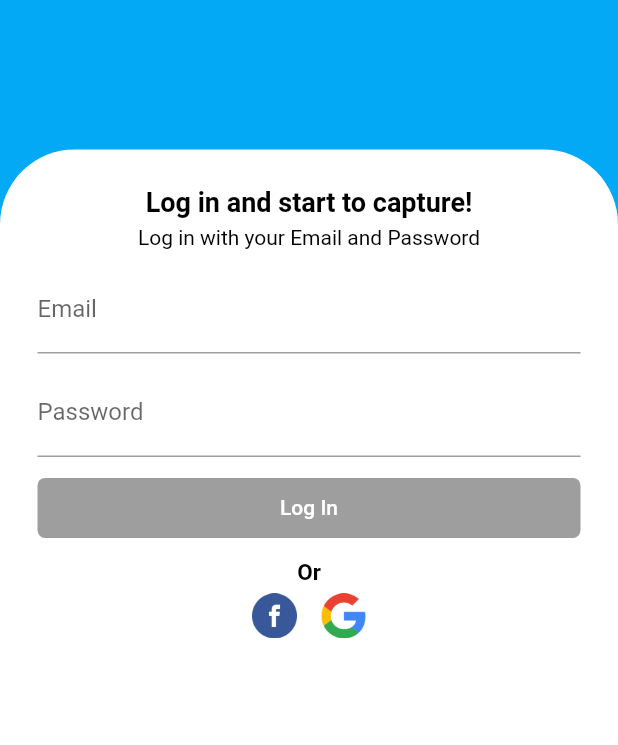
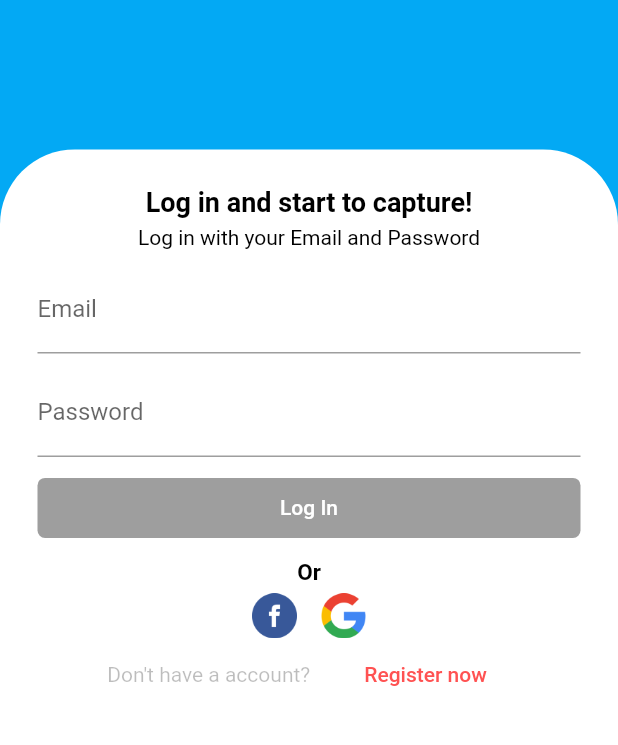
Before and after one commit to EverK777/poke_flutter, a Flutter app: the screen it shows after launch, on a phone screen of 412 x 824 dp, the part 345-1090 px from its top. Run offline on Flutter 3.47's test engine with Material 2 defaults, Android fonts, the phone set to English and light mode, and no system bars; our stand-ins replace chopper, cloud_firestore, curved_navigation_bar, firebase_auth, flutter_swiper, rxdart and 1 more; accounts and stored records are empty; generated files the repository leaves out were written again.

Commit message:
Login ui finished

```diff
--- a/lib/ui/login/login.dart
+++ b/lib/ui/login/login.dart
@@ -54,9 +54,7 @@ class Login extends StatelessWidget {
               ),
             ),
             ConstrainedBox(
-              constraints:BoxConstraints(
-                minHeight: _screenSize.height*0.60
-              ),
+              constraints: BoxConstraints(minHeight: _screenSize.height * 0.60),
               child: Container(
                 width: _screenSize.width,
                 decoration: new BoxDecoration(
@@ -121,7 +119,8 @@ class Login extends StatelessWidget {
                             )
                           ],
                         ),
-                      )
+                      ),
+                      registerUser()
                     ],
                   ),
                 ),
@@ -206,29 +205,22 @@ class Login extends StatelessWidget {
       ),
     );
   }
+
+  Widget registerUser() {
+    return Row(mainAxisAlignment: MainAxisAlignment.center, children: <Widget>[
+      Container(
+        margin: EdgeInsets.only(right: 20),
+        child: Text(
+          "Don't have a account?",
+          style: TextStyle(color: Colors.black26),
+        ),
+      ),
+      FlatButton(
+          child: Text(
+            "Register now",
+            style: TextStyle(color: Colors.redAccent),
+          ),
+          onPressed: () {})
+    ]);
+  }
 }
-
-class ShapesPainter extends CustomPainter {
-  @override
-  void paint(Canvas canvas, Size size) {
-    final paint = Paint();
-    // set the paint color to be white
-    // paint.color = Color.fromRGBO(21, 74, 25, 200);
-    // Create a rectangle with size and width same as the canvas
-    // var rect = Rect.fromLTWH(0, 0, size.width, size.height);
-    // draw the rectangle using the paint
-    // canvas.drawRect(rect, paint);
-    paint.color = Colors.lightBlue;
-    // create a path
-    var path = Path();
-    path.lineTo(0, 20000);
-    path.lineTo(size.width, 20000);
-    path.lineTo(size.width, 0);
-    // close the path to form a bounded shape
-    path.close();
-    canvas.drawPath(path, paint);
-  }
-
-  @override
-  bool shouldRepaint(CustomPainter oldDelegate) => false;
-}
```
